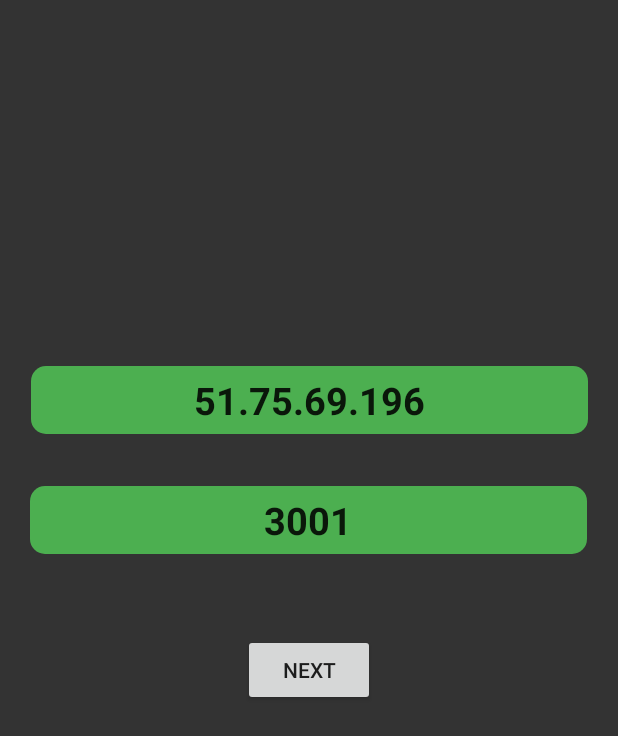
After one commit to ratouney/DEV_area_2019, an Android app: the layout activity_choose_ip.xml on its own in the app's theme, with its tools: preview values and no code run, on a phone screen of 412 x 824 dp. The commit adds this screen. Shown: the top 736 px of the screen. Run offline under Robolectric (Android 15) with nearby library versions, the phone set to English and light mode, and no system bars.

Commit message:
connection ok && ip & port ask page

```diff
--- a/app/build.gradle
+++ b/app/build.gradle
@@ -39,6 +39,8 @@ dependencies {
     implementation 'androidx.constraintlayout:constraintlayout:1.1.3'
     implementation 'androidx.cardview:cardview:1.0.0'
     implementation 'androidx.recyclerview:recyclerview:1.1.0'
+    implementation 'com.android.support:appcompat-v7:28.0.0'
+    implementation 'com.android.support.constraint:constraint-layout:1.1.3'
     testImplementation 'junit:junit:4.12'
     androidTestImplementation 'androidx.test:runner:1.2.0'
     androidTestImplementation 'androidx.test.espresso:espresso-core:3.2.0'
--- a/app/src/main/java/com/example/area/UserInfo.java
+++ b/app/src/main/java/com/example/area/UserInfo.java
@@ -16,4 +16,6 @@ class UserInfo {
     public String username;
     public String mail;
     public String id;
+
+    public String APItok;
 }
--- /dev/null
+++ b/app/src/main/res/layout/activity_choose_ip.xml
@@ -0,0 +1,62 @@
+<?xml version="1.0" encoding="utf-8"?>
+<androidx.constraintlayout.widget.ConstraintLayout xmlns:android="http://schemas.android.com/apk/res/android"
+    xmlns:app="http://schemas.android.com/apk/res-auto"
+    xmlns:tools="http://schemas.android.com/tools"
+    android:layout_width="match_parent"
+    android:layout_height="match_parent"
+    android:background="#333333"
+    android:backgroundTint="#333333"
+    tools:context=".ChooseIp">
+
+    <EditText
+        android:id="@+id/ipt"
+        android:layout_width="371dp"
+        android:layout_height="45dp"
+        android:layout_marginStart="20dp"
+        android:layout_marginTop="244dp"
+        android:layout_marginEnd="20dp"
+        android:background="@drawable/back_button"
+        android:ems="10"
+        android:text="51.75.69.196"
+        android:hint="Ip"
+        android:inputType="textPersonName"
+        android:textAlignment="center"
+        android:textSize="25dp"
+        android:textStyle="bold"
+        app:layout_constraintEnd_toEndOf="parent"
+        app:layout_constraintStart_toStartOf="parent"
+        app:layout_constraintTop_toTopOf="parent" />
+
+    <EditText
+        android:id="@+id/portt"
+        android:layout_width="371dp"
+        android:layout_height="45dp"
+        android:layout_marginStart="20dp"
+        android:layout_marginTop="324dp"
+        android:layout_marginEnd="20dp"
+        android:background="@drawable/back_button"
+        android:ems="10"
+        android:text="3001"
+        android:hint="Port"
+        android:inputType="textPersonName"
+        android:textAlignment="center"
+        android:textSize="25dp"
+        android:textStyle="bold"
+        app:layout_constraintEnd_toEndOf="parent"
+        app:layout_constraintHorizontal_bias="0.0"
+        app:layout_constraintStart_toStartOf="parent"
+        app:layout_constraintTop_toTopOf="parent" />
+
+    <Button
+        android:id="@+id/ok"
+        android:layout_width="wrap_content"
+        android:layout_height="wrap_content"
+        android:layout_marginStart="155dp"
+        android:layout_marginTop="53dp"
+        android:layout_marginEnd="155dp"
+        android:text="Next"
+        app:layout_constraintEnd_toEndOf="parent"
+        app:layout_constraintStart_toStartOf="parent"
+        app:layout_constraintTop_toBottomOf="@+id/portt" />
+
+</androidx.constraintlayout.widget.ConstraintLayout>
```
Also changed, not shown: app/src/main/AndroidManifest.xml (+10 -6 lines), app/src/main/java/com/example/area/APICalls.kt (+79 -13 lines), app/src/main/java/com/example/area/ChooseIp.kt (added, +27 -0 lines), app/src/main/java/com/example/area/ConnectionActivity.kt (+5 -6 lines), app/src/main/java/com/example/area/LoginFragment.kt (+5 -2 lines), app/src/main/java/com/example/area/ServiceConnection.kt (+28 -43 lines).
